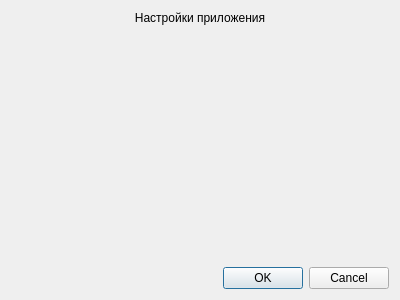
Qt form settingsdialog.ui (CJayM/CommitCraft) before a commit.
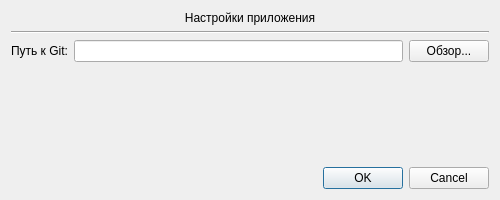
The same form after that commit.

Commit message: Добавлено указание пути до git

```diff
--- a/settingsdialog.ui
+++ b/settingsdialog.ui
@@ -6,8 +6,8 @@
    <rect>
     <x>0</x>
     <y>0</y>
-    <width>400</width>
-    <height>300</height>
+    <width>500</width>
+    <height>200</height>
    </rect>
   </property>
   <property name="windowTitle">
@@ -24,6 +24,34 @@
      </property>
     </widget>
    </item>
+   <item>
+    <widget class="Line" name="line">
+     <property name="orientation">
+      <enum>Qt::Horizontal</enum>
+     </property>
+    </widget>
+   </item>
+   <item>
+    <layout class="QHBoxLayout" name="horizontalLayout">
+     <item>
+      <widget class="QLabel" name="gitPathLabel">
+       <property name="text">
+        <string>Путь к Git:</string>
+       </property>
+      </widget>
+     </item>
+     <item>
+      <widget class="QLineEdit" name="gitPathLineEdit"/>
+     </item>
+     <item>
+      <widget class="QPushButton" name="gitPathButton">
+       <property name="text">
+        <string>Обзор...</string>
+       </property>
+      </widget>
+     </item>
+    </layout>
+   </item>
    <item>
     <spacer name="verticalSpacer">
      <property name="orientation">
```
Left out of the diff: 37 changed lines with no effect on the pictures. The commit also changes 2 other files.
